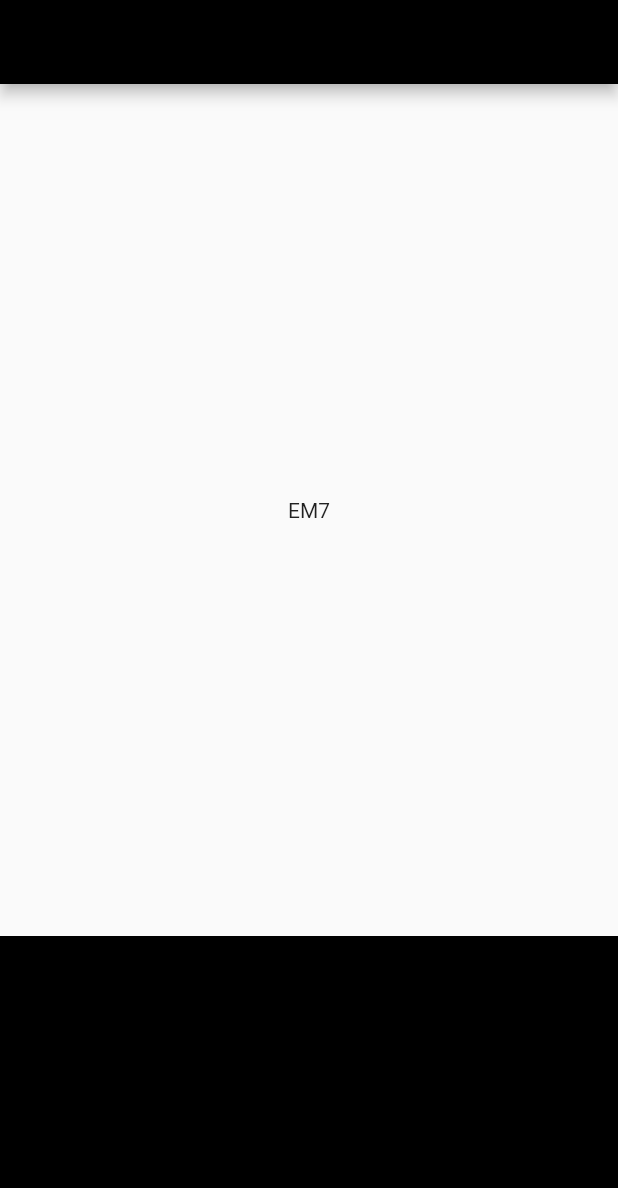
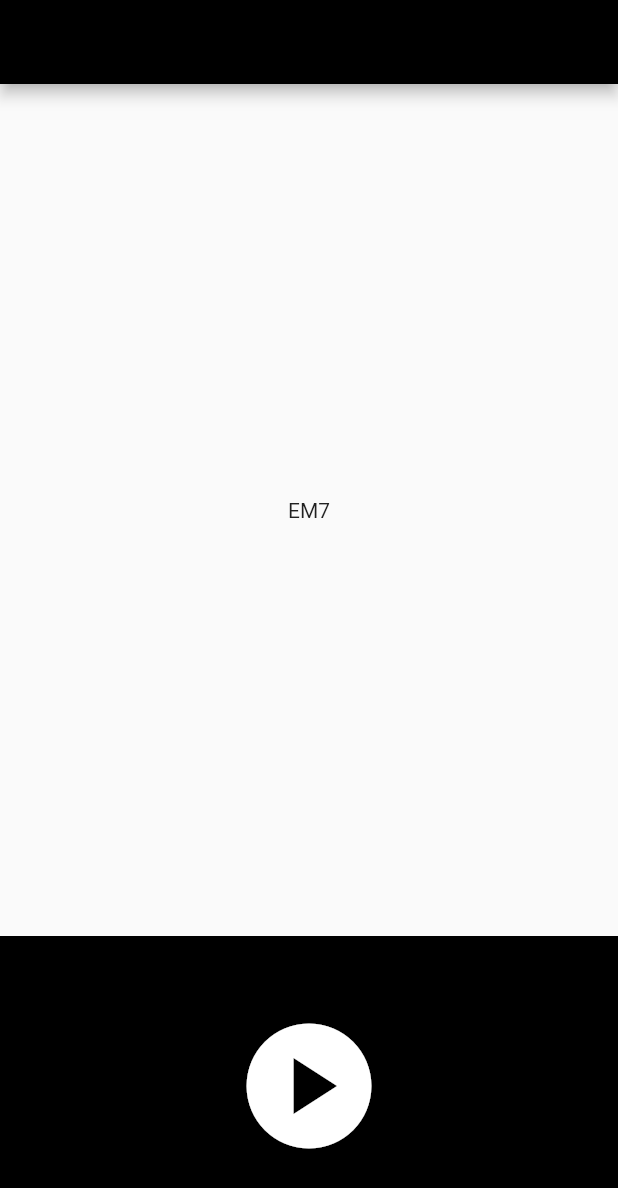
Before and after one commit to egyeasy/chord_quiz, a Flutter app: the screen it shows after launch, on a phone screen of 412 x 824 dp. Shown: the top 1188 px of the screen. Run offline on Flutter 3.47's test engine with Material 2 defaults, Android fonts, the phone set to English and light mode, and no system bars.

Commit message:
implement play icon in settings view

```diff
--- a/lib/views/settings_view.dart
+++ b/lib/views/settings_view.dart
@@ -8,13 +8,35 @@ class SettingsView extends StatefulWidget {
 }
 
 class _SettingsViewState extends State<SettingsView> {
+  var isPlaying = true;
+
+  final playPauseIconSize = 100.0;
+
   @override
   Widget build(BuildContext context) {
     return Container(
       height: 200,
+      width: 500,
       color: Colors.black,
-      alignment: Alignment.center,
-      child: Text("dfef"),
+      child: Column(
+        mainAxisAlignment: MainAxisAlignment.center,
+        crossAxisAlignment: CrossAxisAlignment.center,
+        children: [
+          SizedBox(
+            height: playPauseIconSize,
+            width: playPauseIconSize,
+            child: IconButton(
+              icon: Icon(
+                isPlaying ? Icons.play_circle : Icons.pause_circle,
+                color: Colors.white,
+                size: playPauseIconSize,
+              ),
+              padding: const EdgeInsets.all(0),
+              onPressed: () {},
+            ),
+          ),
+        ],
+      ),
     );
   }
 }
```
